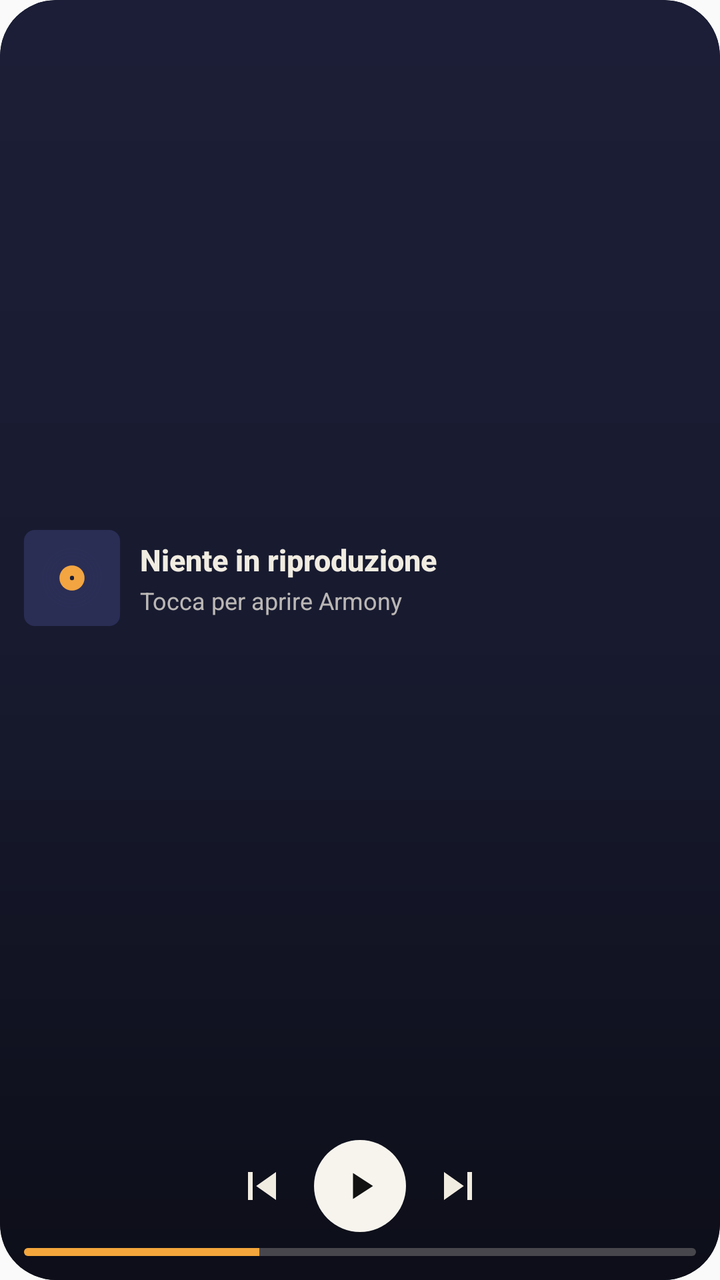
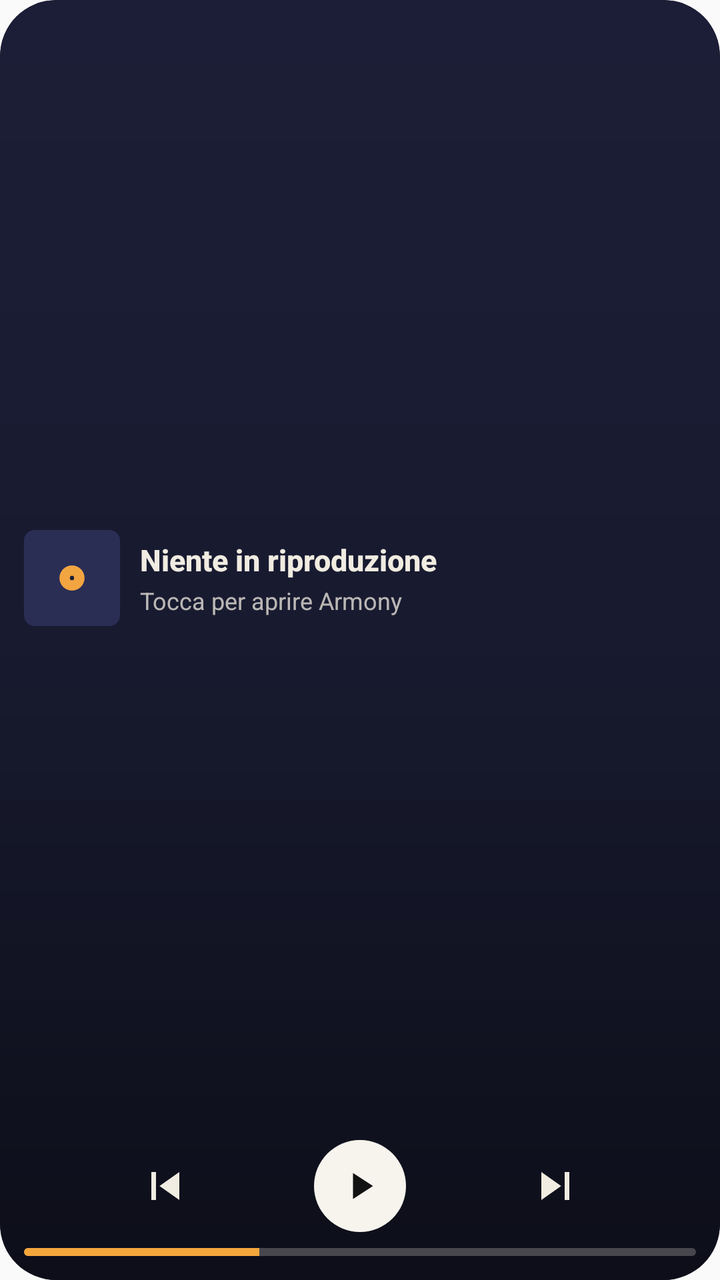

Compare the two renders of this Android layout. The source of the first and the diff that turns it into the second are given below.
<!-- AndroidManifest.xml: application theme AppTheme -->
<!-- res/layout/widget_compact.xml -->
<?xml version="1.0" encoding="utf-8"?>
<FrameLayout xmlns:android="http://schemas.android.com/apk/res/android"
    android:id="@android:id/background"
    android:layout_width="match_parent"
    android:layout_height="match_parent"
    android:background="@drawable/widget_bg"
    android:clipToOutline="true">

    <ImageView
        android:id="@+id/w_bg"
        android:layout_width="match_parent"
        android:layout_height="match_parent"
        android:importantForAccessibility="no"
        android:scaleType="fitXY"
        android:src="@drawable/widget_bg" />

    <ImageView
        android:layout_width="match_parent"
        android:layout_height="match_parent"
        android:importantForAccessibility="no"
        android:scaleType="fitXY"
        android:src="@drawable/widget_shade" />

    <LinearLayout
        android:layout_width="match_parent"
        android:layout_height="match_parent"
        android:orientation="vertical"
        android:padding="12dp">

        <LinearLayout
            android:layout_width="match_parent"
            android:layout_height="0dp"
            android:layout_weight="1"
            android:gravity="center_vertical"
            android:orientation="horizontal">

            <ImageView
                android:id="@+id/w_cover"
                android:layout_width="48dp"
                android:layout_height="48dp"
                android:contentDescription="@string/widget_cover"
                android:scaleType="fitCenter"
                android:src="@drawable/widget_logo" />

            <LinearLayout
                android:layout_width="0dp"
                android:layout_height="wrap_content"
                android:layout_marginStart="10dp"
                android:layout_weight="1"
                android:orientation="vertical">
                <TextView
                    android:id="@+id/w_title"
                    android:layout_width="match_parent"
                    android:layout_height="wrap_content"
                    android:ellipsize="marquee"
                    android:fontFamily="sans-serif-medium"
                    android:singleLine="true"
    android:focusable="true"
    android:focusableInTouchMode="true"
    android:scrollHorizontally="true"
                    android:marqueeRepeatLimit="marquee_forever"
                    android:text="@string/widget_idle"
                    android:textColor="@color/widget_ink"
                    android:textSize="15sp"
                    android:textStyle="bold">
    
    <requestFocus />
</TextView>

                <TextView
                    android:id="@+id/w_artist"
                    android:layout_width="match_parent"
                    android:layout_height="wrap_content"
                    android:layout_marginTop="2dp"
                    android:ellipsize="end"
                    android:maxLines="1"
                    android:text="@string/widget_idle_sub"
                    android:textColor="@color/widget_muted"
                    android:textSize="12sp" />
            </LinearLayout>
        </LinearLayout>

        <LinearLayout
            android:layout_width="match_parent"
            android:layout_height="wrap_content"
            android:layout_marginTop="4dp"
            android:gravity="center"
            android:orientation="horizontal">

            <ImageButton
                android:id="@+id/w_prev"
                android:layout_width="40dp"
                android:layout_height="40dp"
                android:background="@drawable/widget_press"
                android:contentDescription="@string/widget_prev"
                android:padding="6dp"
                android:scaleType="fitCenter"
                android:src="@drawable/widget_ic_prev" />

            <ImageButton
                android:id="@+id/w_toggle"
                android:layout_width="46dp"
                android:layout_height="46dp"
                android:layout_marginStart="6dp"
                android:layout_marginEnd="6dp"
                android:background="@drawable/widget_play_bg"
                android:contentDescription="@string/widget_play"
                android:padding="11dp"
                android:scaleType="fitCenter"
                android:src="@drawable/widget_ic_play" />

            <ImageButton
                android:id="@+id/w_next"
                android:layout_width="40dp"
                android:layout_height="40dp"
                android:background="@drawable/widget_press"
                android:contentDescription="@string/widget_next"
                android:padding="6dp"
                android:scaleType="fitCenter"
                android:src="@drawable/widget_ic_next" />
        </LinearLayout>

        <ProgressBar
            android:id="@+id/w_progress"
            style="?android:attr/progressBarStyleHorizontal"
            android:layout_width="match_parent"
            android:layout_height="4dp"
            android:layout_marginTop="8dp"
            android:indeterminate="false"
            android:max="1000"
            android:maxHeight="4dp"
            android:minHeight="4dp"
            android:progress="350"
            android:progressDrawable="@drawable/widget_progress" />
    </LinearLayout>
</FrameLayout>
<!-- resources referenced by this layout -->
<resources>
  <color name="widget_ink">#F1ECE1</color>
  <color name="widget_muted">#BFF1ECE1</color>
  <!-- drawable widget_bg (drawable) -->
  <?xml version="1.0" encoding="utf-8"?>
  <shape xmlns:android="http://schemas.android.com/apk/res/android" android:shape="rectangle">
      <solid android:color="@color/widget_bg" />
      <corners android:radius="@dimen/widget_radius" />
  </shape>
  <!-- drawable widget_ic_next (drawable) -->
  <?xml version="1.0" encoding="utf-8"?>
  <vector xmlns:android="http://schemas.android.com/apk/res/android" android:width="24dp" android:height="24dp" android:viewportWidth="24" android:viewportHeight="24">
      <path android:fillColor="@color/widget_ink" android:pathData="M6,18l8.5,-6L6,6v12zM16,6v12h2V6h-2z" />
  </vector>
  <!-- drawable widget_ic_play (drawable) -->
  <?xml version="1.0" encoding="utf-8"?>
  <vector xmlns:android="http://schemas.android.com/apk/res/android" android:width="24dp" android:height="24dp" android:viewportWidth="24" android:viewportHeight="24">
      <path android:fillColor="@color/widget_on_play" android:pathData="M8.5,5.5v13l10,-6.5z" />
  </vector>
  <!-- drawable widget_ic_prev (drawable) -->
  <?xml version="1.0" encoding="utf-8"?>
  <vector xmlns:android="http://schemas.android.com/apk/res/android" android:width="24dp" android:height="24dp" android:viewportWidth="24" android:viewportHeight="24">
      <path android:fillColor="@color/widget_ink" android:pathData="M6,6h2v12H6zM9.5,12l8.5,6V6z" />
  </vector>
  <!-- drawable widget_logo (drawable) -->
  <?xml version="1.0" encoding="utf-8"?>
  <layer-list xmlns:android="http://schemas.android.com/apk/res/android">
      <item>
          <shape>
              <solid android:color="@color/widget_surface" />
              <corners android:radius="12dp" />
          </shape>
      </item>
      <item android:drawable="@drawable/ic_launcher_foreground" />
  </layer-list>
  <!-- drawable widget_play_bg (drawable) -->
  <?xml version="1.0" encoding="utf-8"?>
  <ripple xmlns:android="http://schemas.android.com/apk/res/android" android:color="#33121212">
      <item>
          <shape android:shape="oval">
              <solid android:color="@color/widget_play" />
          </shape>
      </item>
  </ripple>
  <!-- drawable widget_press (drawable) -->
  <?xml version="1.0" encoding="utf-8"?>
  <ripple xmlns:android="http://schemas.android.com/apk/res/android" android:color="#33F1ECE1" />
  <!-- drawable widget_shade (drawable) -->
  <?xml version="1.0" encoding="utf-8"?>
  <shape xmlns:android="http://schemas.android.com/apk/res/android" android:shape="rectangle">
      <gradient android:angle="270" android:startColor="#00000000" android:centerColor="#22000000" android:endColor="#8C000000" />
  </shape>
  <string name="widget_cover">Apri In riproduzione</string>
  <string name="widget_idle">Niente in riproduzione</string>
  <string name="widget_idle_sub">Tocca per aprire Armony</string>
  <string name="widget_next">Successivo</string>
  <string name="widget_play">Riproduci</string>
  <string name="widget_prev">Precedente</string>
  <style name="AppTheme" parent="Theme.AppCompat.Light.DarkActionBar">
          <item name="colorPrimary">#1B1E36</item>
          <item name="colorPrimaryDark">#1B1E36</item>
          <item name="colorAccent">#F2A541</item>
      </style>
  <color name="widget_bg">#1B1E36</color>
  <dimen name="widget_radius">24dp</dimen>
  <color name="widget_on_play">#121212</color>
  <color name="widget_surface">#2A2E55</color>
  <color name="widget_play">#F7F4EE</color>
  <color name="widget_accent">#F4A63C</color>
  <!-- unchanged entries left out for length: 2 -->
</resources>

<!-- the commit's change to res/layout/widget_compact.xml (unified diff, before → after) -->
@@ -89,8 +89,9 @@
 
             <ImageButton
                 android:id="@+id/w_prev"
-                android:layout_width="40dp"
-                android:layout_height="40dp"
+                android:layout_width="0dp"
+            android:layout_height="40dp"
+            android:layout_weight="1"
                 android:background="@drawable/widget_press"
                 android:contentDescription="@string/widget_prev"
                 android:padding="6dp"
@@ -98,11 +99,11 @@
                 android:src="@drawable/widget_ic_prev" />
 
             <ImageButton
-                android:id="@+id/w_toggle"
-                android:layout_width="46dp"
-                android:layout_height="46dp"
-                android:layout_marginStart="6dp"
-                android:layout_marginEnd="6dp"
+            android:id="@+id/w_toggle"
+            android:layout_width="46dp"
+            android:layout_height="46dp"
+            android:layout_marginStart="4dp"
+            android:layout_marginEnd="4dp"
                 android:background="@drawable/widget_play_bg"
                 android:contentDescription="@string/widget_play"
                 android:padding="11dp"
@@ -111,8 +112,9 @@
 
             <ImageButton
                 android:id="@+id/w_next"
-                android:layout_width="40dp"
-                android:layout_height="40dp"
+                android:layout_width="0dp"
+            android:layout_height="40dp"
+            android:layout_weight="1"
                 android:background="@drawable/widget_press"
                 android:contentDescription="@string/widget_next"
                 android:padding="6dp"
